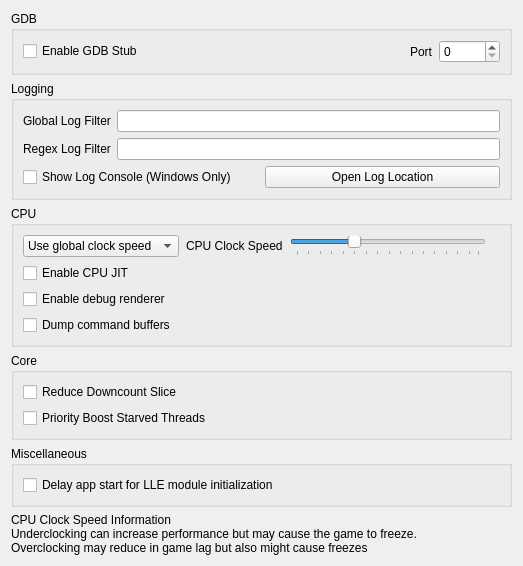
The window that src/citra_qt/configuration/configure_debug.ui (rtiangha/bravely-offline-citra) describes before a commit, drawn with Qt 5.
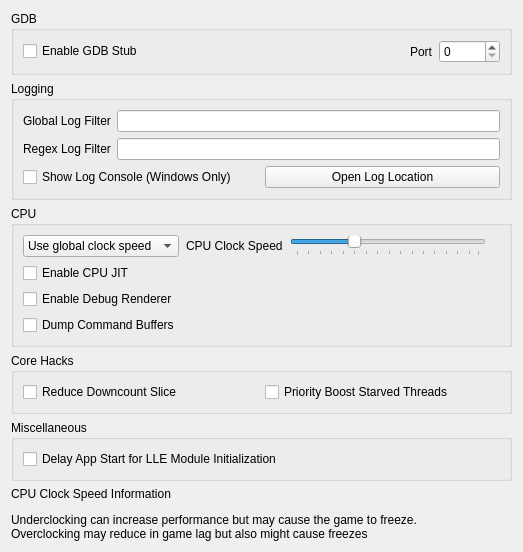
The same window after the commit.

Commit message: configure_debug.ui: Reorganize interface

Patch:
```diff
--- a/src/citra_qt/configuration/configure_debug.ui
+++ b/src/citra_qt/configuration/configure_debug.ui
@@ -219,14 +219,14 @@
       <item row="3" column="0">
        <widget class="QCheckBox" name="toggle_renderer_debug">
         <property name="text">
-         <string>Enable debug renderer</string>
+         <string>Enable Debug Renderer</string>
         </property>
        </widget>
       </item>
       <item row="4" column="0">
        <widget class="QCheckBox" name="toggle_dump_command_buffers">
         <property name="text">
-         <string>Dump command buffers</string>
+         <string>Dump Command Buffers</string>
         </property>
        </widget>
       </item>
@@ -236,7 +236,7 @@
    <item>
     <widget class="QGroupBox" name="groupBox_5">
      <property name="title">
-      <string>Core</string>
+      <string>Core Hacks</string>
      </property>
      <layout class="QGridLayout" name="gridLayout_3">
       <item row="1" column="0">
@@ -249,7 +249,7 @@
         </property>
        </widget>
       </item>
-      <item row="2" column="0">
+      <item row="1" column="1">
        <widget class="QCheckBox" name="toggle_priority_boost_starved_threads">
         <property name="toolTip">
          <string>&lt;html&gt;&lt;head/&gt;&lt;body&gt;&lt;p&gt;Boost low priority starved threads during kernel rescheduling. This may improve the performance.&lt;/p&gt;&lt;/body&gt;&lt;/html&gt;</string>
@@ -274,7 +274,7 @@
                 <string>&lt;html&gt;&lt;head/&gt;&lt;body&gt;&lt;p&gt;Introduces a delay to the first ever launched app thread if LLE modules are enabled, to allow them to initialize.&lt;/p&gt;&lt;/body&gt;&lt;/html&gt;</string>
               </property>
               <property name="text">
-                <string>Delay app start for LLE module initialization</string>
+                <string>Delay App Start for LLE Module Initialization</string>
               </property>
             </widget>
           </item>
@@ -284,7 +284,7 @@
    <item>
     <widget class="QLabel" name="label_cpu_clock_info">
      <property name="text">
-      <string>&lt;html&gt;&lt;head/&gt;&lt;body&gt;&lt;p&gt;CPU Clock Speed Information&lt;br/&gt;Underclocking can increase performance but may cause the game to freeze.&lt;br/&gt;Overclocking may reduce in game lag but also might cause freezes&lt;/p&gt;&lt;/body&gt;&lt;/html&gt;</string>
+      <string>&lt;html&gt;&lt;head/&gt;&lt;body&gt;&lt;p&gt;CPU Clock Speed Information&lt;/p&gt;&lt;p&gt;Underclocking can increase performance but may cause the game to freeze.&lt;br/&gt;Overclocking may reduce in game lag but also might cause freezes&lt;/p&gt;&lt;/body&gt;&lt;/html&gt;</string>
      </property>
      <property name="textFormat">
       <enum>Qt::RichText</enum>
```
